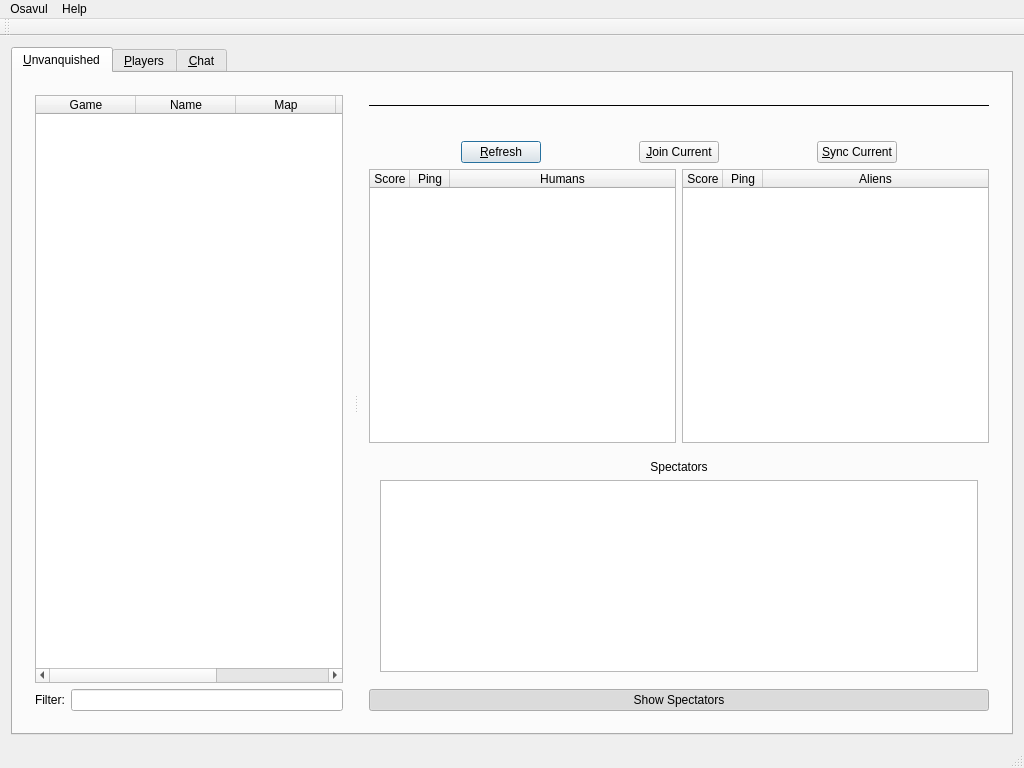
Before: the Qt Designer form mainwindow.ui in Unvanquished/Osavul, drawn with Qt 5.
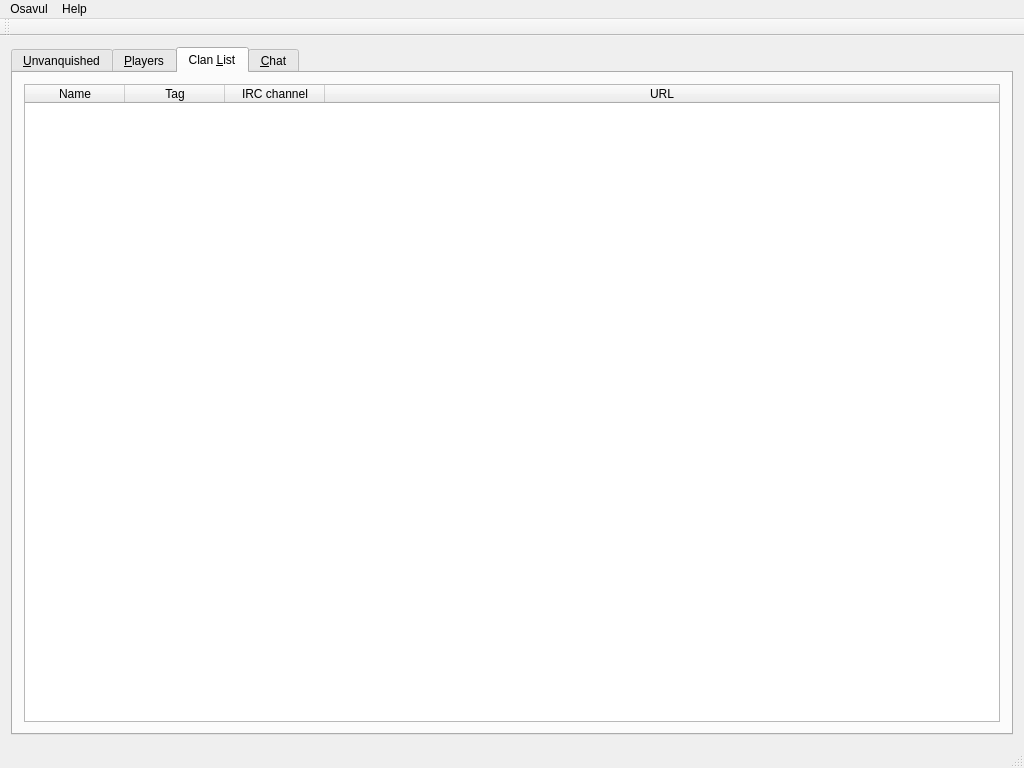
After: the same form once the commit is applied. The open tabs and pages were chosen to show the change.

Commit message: initial clan list support

```diff
--- a/mainwindow.ui
+++ b/mainwindow.ui
@@ -511,6 +511,64 @@
         </item>
        </layout>
       </widget>
+      <widget class="QWidget" name="clanTab">
+       <attribute name="title">
+        <string>Clan &amp;List</string>
+       </attribute>
+       <layout class="QHBoxLayout" name="horizontalLayout">
+        <item>
+         <widget class="QTableWidget" name="clanTableWidget">
+          <property name="editTriggers">
+           <set>QAbstractItemView::NoEditTriggers</set>
+          </property>
+          <property name="selectionMode">
+           <enum>QAbstractItemView::NoSelection</enum>
+          </property>
+          <property name="showGrid">
+           <bool>false</bool>
+          </property>
+          <attribute name="horizontalHeaderVisible">
+           <bool>true</bool>
+          </attribute>
+          <attribute name="horizontalHeaderCascadingSectionResizes">
+           <bool>true</bool>
+          </attribute>
+          <attribute name="horizontalHeaderShowSortIndicator" stdset="0">
+           <bool>true</bool>
+          </attribute>
+          <attribute name="horizontalHeaderStretchLastSection">
+           <bool>true</bool>
+          </attribute>
+          <attribute name="verticalHeaderVisible">
+           <bool>false</bool>
+          </attribute>
+          <attribute name="verticalHeaderHighlightSections">
+           <bool>false</bool>
+          </attribute>
+          <column>
+           <property name="text">
+            <string>Name</string>
+           </property>
+          </column>
+          <column>
+           <property name="text">
+            <string>Tag</string>
+           </property>
+          </column>
+          <column>
+           <property name="text">
+            <string>IRC channel</string>
+           </property>
+          </column>
+          <column>
+           <property name="text">
+            <string>URL</string>
+           </property>
+          </column>
+         </widget>
+        </item>
+       </layout>
+      </widget>
       <widget class="QWidget" name="chatTab">
        <attribute name="title">
         <string>&amp;Chat</string>
```
The commit also changes 4 other files.
